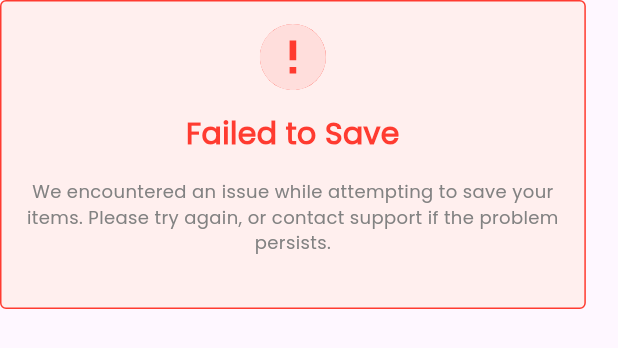
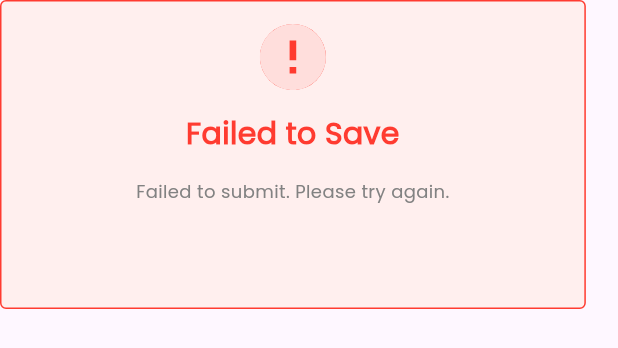
Before and after one commit to DidulaTharuka4/GUARD_ROOM_MOBILE_APP_MOBITEL, a Flutter app: the SuccessStatusAlertBox widget shown alone on an empty page, opened directly with empty values, on a phone screen of 412 x 824 dp. Shown: the top 348 px of the screen. Run offline on Flutter 3.47's test engine with Material 3 defaults, Android fonts, the phone set to English and light mode, and no system bars; our stand-ins replace expansion_tile_card, flutter_svg, logger, shared_preferences; accounts and stored records are empty.

Commit message:
Alert box text changed

```diff
--- a/lib/components/custom_alert_dialog.dart
+++ b/lib/components/custom_alert_dialog.dart
@@ -52,7 +52,7 @@ class AlertDialogBox extends StatelessWidget {
         Container(
           margin: const EdgeInsets.fromLTRB(15.0, 15.0, 15.0, 0.0),
           child: Text(
-            'Unable to continue due to invalid inputs. Kindly review and correct the information before attempting to proceed.',
+            'Unable to continue due to invalid inputs.',
             textAlign: TextAlign.center,
             style: TextStyle(
               fontSize: ApplicationTextSizes.FInalResponseAlertText,
--- a/lib/components/success_alert_box.dart
+++ b/lib/components/success_alert_box.dart
@@ -63,8 +63,8 @@ class SuccessStatusAlertBox extends StatelessWidget {
           margin: const EdgeInsets.fromLTRB(15.0, 15.0, 15.0, 0.0),
           child: Text(
             successStatus
-                ? 'Your items have been successfully saved. Please rest assured that all the necessary information has been securely stored.'
-                : 'We encountered an issue while attempting to save your items. Please try again, or contact support if the problem persists.',
+                ? 'Your items have been successfully saved.'
+                : 'Failed to submit. Please try again.',
             textAlign: TextAlign.center,
             style: TextStyle(
                 fontSize: ApplicationTextSizes.FInalResponseAlertText,
```
